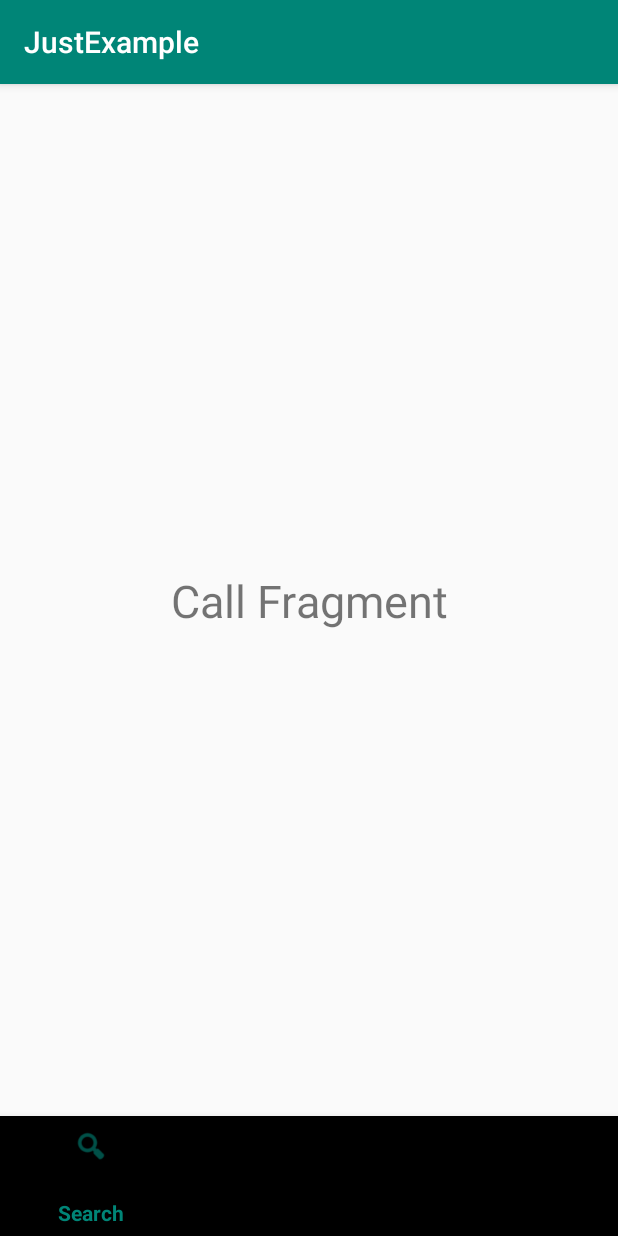
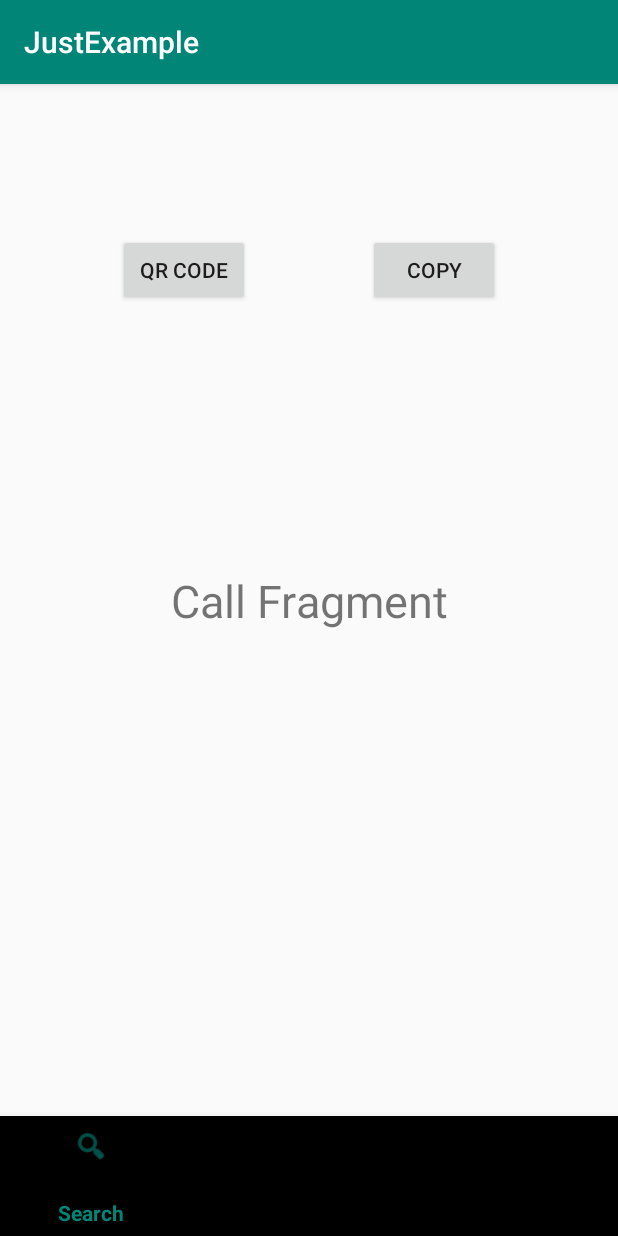
Before and after one commit to P-KD/JustExample, an Android app: the fragment FragCall placed in its activity, on a phone screen of 412 x 824 dp. Run offline under Robolectric (Android 15) with nearby library versions, the phone set to English and light mode, and no system bars; libraries missing offline, so code that uses them is left out: com.journeyapps.barcodescanner.

Commit message:
- QR Code 구현

```diff
--- a/app/build.gradle
+++ b/app/build.gradle
@@ -32,4 +32,7 @@ dependencies {
     //제트팩 네비게이터
     implementation "androidx.navigation:navigation-fragment:2.3.0-beta01"
     implementation "androidx.navigation:navigation-ui:2.3.0-beta01"
+
+    //QR코드
+    implementation 'com.journeyapps:zxing-android-embedded:3.6.0'
 }
--- a/app/src/main/AndroidManifest.xml
+++ b/app/src/main/AndroidManifest.xml
@@ -7,6 +7,7 @@
         android:icon="@mipmap/ic_launcher"
         android:label="@string/app_name"
         android:roundIcon="@mipmap/ic_launcher_round"
+        android:hardwareAccelerated="true"
         android:supportsRtl="true"
         android:theme="@style/AppTheme">
         <activity android:name=".MainActivity">
--- a/app/src/main/java/com/arcadekd/justexample/FragCall.java
+++ b/app/src/main/java/com/arcadekd/justexample/FragCall.java
@@ -1,20 +1,35 @@
 package com.arcadekd.justexample;
 
+import android.app.Dialog;
+import android.graphics.Bitmap;
 import android.os.Bundle;
+import android.util.Log;
 import android.view.LayoutInflater;
 import android.view.View;
 import android.view.ViewGroup;
+import android.view.Window;
+import android.widget.Button;
+import android.widget.ImageView;
 import android.widget.TextView;
 
 import androidx.annotation.NonNull;
 import androidx.annotation.Nullable;
 import androidx.fragment.app.Fragment;
 
+import com.google.zxing.BarcodeFormat;
+import com.google.zxing.MultiFormatWriter;
+import com.google.zxing.common.BitMatrix;
+import com.journeyapps.barcodescanner.BarcodeEncoder;
+
 
 public class FragCall extends Fragment
 {
     private View view;
     private TextView tv_call;
+
+    private Button btn_qr;
+    private Button btn_copy;
+    private ImageView iv_qr;
 
     @Nullable
     @Override
@@ -24,12 +39,61 @@ public class FragCall extends Fragment
 
         initUIComponent();
 
+        btn_copy.setOnClickListener(new View.OnClickListener()
+        {
+            @Override
+            public void onClick(View v)
+            {
+                //TODO: 구현필요
+            }
+        });
+
+        btn_qr.setOnClickListener(new View.OnClickListener()
+        {
+            @Override
+            public void onClick(View v)
+            {
+                final Dialog dialog = new Dialog(getActivity());
+                dialog.setContentView(R.layout.dialog_qrcode);
+
+                iv_qr = dialog.findViewById(R.id.iv_qr);
+
+                String text = "https://naver.com";
+
+                MultiFormatWriter multiFormatWriter = new MultiFormatWriter();
+                try
+                {
+                    BitMatrix bitMatrix = multiFormatWriter.encode(text, BarcodeFormat.QR_CODE, 300, 300);
+                    BarcodeEncoder barcodeEncoder = new BarcodeEncoder();
+                    Bitmap bitmap = barcodeEncoder.createBitmap(bitMatrix);
+                    iv_qr.setImageBitmap(bitmap);
+                }
+                catch (Exception e)
+                {
+                    e.printStackTrace();
+                }
+
+                iv_qr.setOnClickListener(new View.OnClickListener()
+                {
+                    @Override
+                    public void onClick(View v)
+                    {
+                        dialog.dismiss();
+                    }
+                });
+
+                dialog.show();
+            }
+        });
+
         return view;
     }
 
     private void initUIComponent()
     {
         tv_call = view.findViewById(R.id.tv_call);
+        btn_copy = view.findViewById(R.id.btn_copy);
+        btn_qr = view.findViewById(R.id.btn_qr);
 
         tv_call.setText("Call Fragment");
     }
--- a/app/src/main/java/com/arcadekd/justexample/FragLock.java
+++ b/app/src/main/java/com/arcadekd/justexample/FragLock.java
@@ -24,7 +24,6 @@ public class FragLock extends Fragment
     private Button btn_add;
     private RecyclerViewAdapter adapter;
     private LinearLayoutManager linearLayoutManager;
-    private DataModel data;
 
     private ArrayList<DataModel> dataList;
 
@@ -40,9 +39,11 @@ public class FragLock extends Fragment
         adapter = new RecyclerViewAdapter(dataList);
         rv_lock.setAdapter(adapter);
 
-        btn_add.setOnClickListener(new View.OnClickListener() {
+        btn_add.setOnClickListener(new View.OnClickListener()
+        {
             @Override
-            public void onClick(View v) {
+            public void onClick(View v)
+            {
                 DataModel dataModel = new DataModel("Test", R.mipmap.ic_launcher_round);
                 dataList.add(dataModel);
                 adapter.notifyDataSetChanged();
--- a/app/src/main/java/com/arcadekd/justexample/MainActivity.java
+++ b/app/src/main/java/com/arcadekd/justexample/MainActivity.java
@@ -16,7 +16,7 @@ public class MainActivity extends AppCompatActivity
 {
     /**
      * Adapter, Fragment lifecycle 이해할 것
-     * Image Slider(Horizontal), RecyclerView(Vertical), Glide, retrofit2, textObserver, ViewPager,
+     * RecyclerView(Vertical), Glide, retrofit2, textObserver, ViewPager,
      * Room, Search Bar, QR code, Bottom NavigationView, address copy to clipBoard, pattern code 관련 공부하고 사용해볼 것
      **/
 
--- a/app/src/main/res/layout/frag_call.xml
+++ b/app/src/main/res/layout/frag_call.xml
@@ -20,6 +20,27 @@
             app:layout_constraintEnd_toEndOf="parent"
             app:layout_constraintStart_toStartOf="parent"
             app:layout_constraintTop_toTopOf="parent" />
+
+        <Button
+            android:id="@+id/btn_qr"
+            android:layout_width="wrap_content"
+            android:layout_height="wrap_content"
+            android:layout_marginTop="100dp"
+            android:text="QR Code"
+            app:layout_constraintEnd_toStartOf="@+id/btn_copy"
+            app:layout_constraintStart_toStartOf="parent"
+            app:layout_constraintTop_toTopOf="parent" />
+
+        <Button
+            android:id="@+id/btn_copy"
+            android:layout_width="wrap_content"
+            android:layout_height="wrap_content"
+            android:text="Copy"
+            app:layout_constraintBottom_toBottomOf="@+id/btn_qr"
+            app:layout_constraintEnd_toEndOf="parent"
+            app:layout_constraintStart_toEndOf="@+id/btn_qr"
+            app:layout_constraintTop_toTopOf="@+id/btn_qr" />
+
     </androidx.constraintlayout.widget.ConstraintLayout>
 
 </FrameLayout>
```
Also changed, not shown: app/src/main/java/com/arcadekd/justexample/RecyclerViewAdapter.java (+14 -13 lines), app/src/main/res/layout/dialog_qrcode.xml (added, +19 -0 lines).
